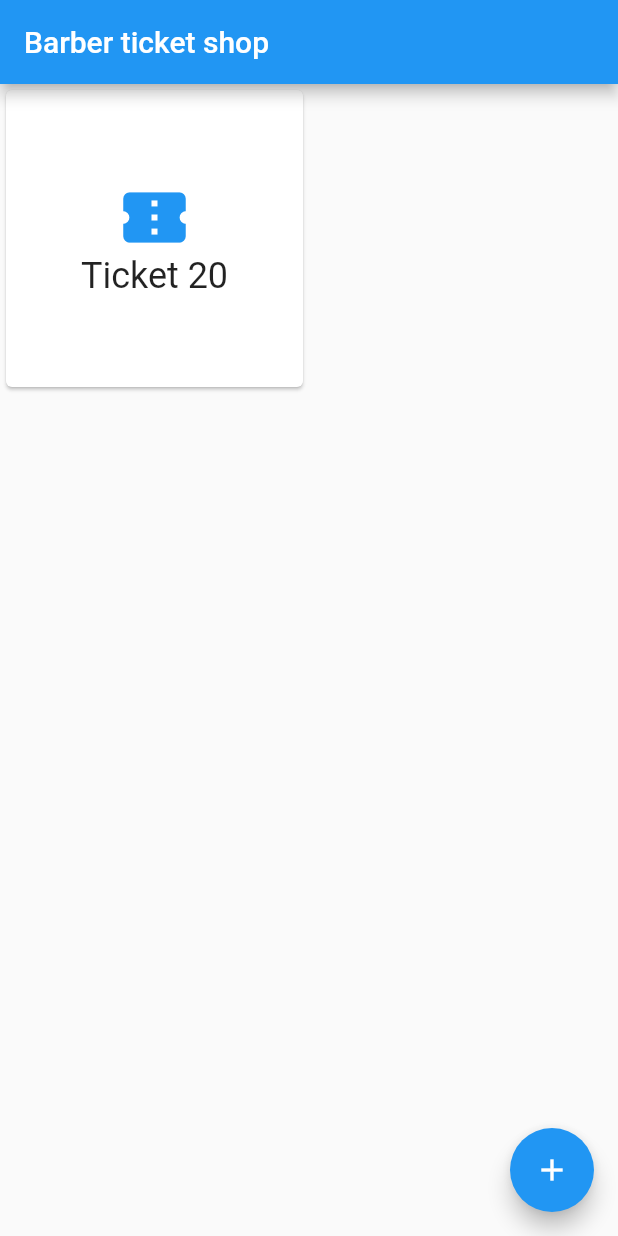
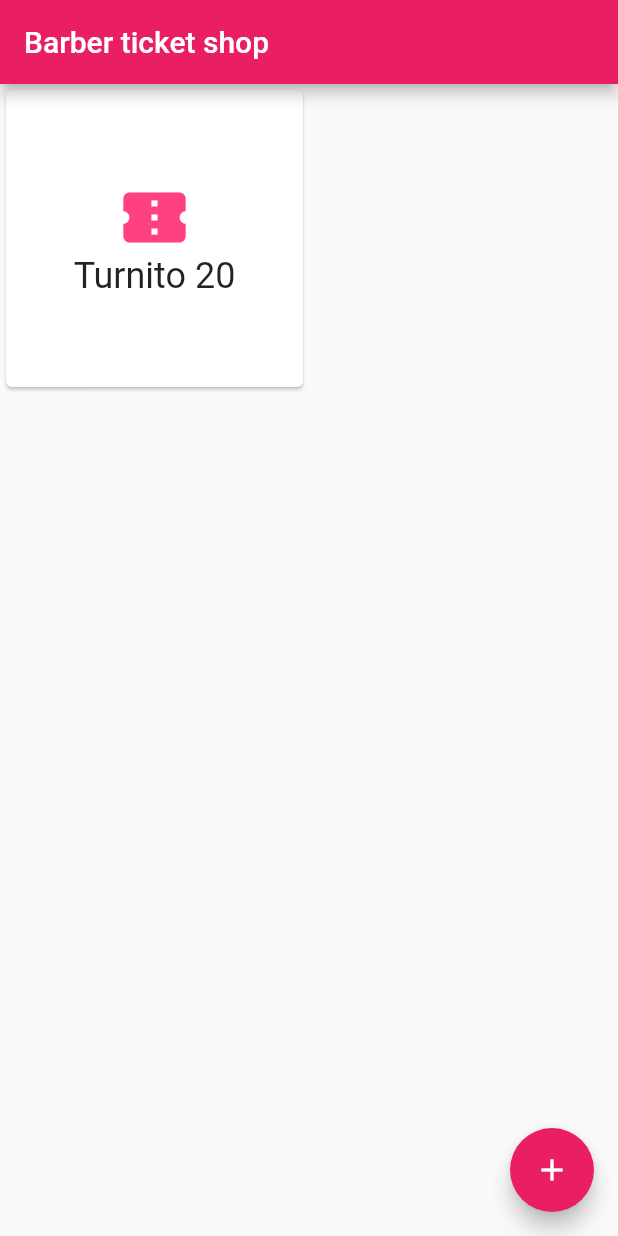
Before and after one commit to steven230500/barber_shop, a Flutter app: the screen it shows after launch, after a tap on the "add" icon, on a phone screen of 412 x 824 dp. Run offline on Flutter 3.47's test engine with Material 2 defaults, Android fonts, the phone set to English and light mode, and no system bars.

Commit message:
Version para chicas

```diff
--- a/lib/main.dart
+++ b/lib/main.dart
@@ -12,7 +12,7 @@ class MyApp extends StatelessWidget {
     return MaterialApp(
       title: 'Barber ticket',
       theme: ThemeData(
-        primarySwatch: Colors.blue,
+        primarySwatch: Colors.pink,
       ),
       home: const MyHomePage(title: 'Barber ticket shop'),
     );
@@ -50,16 +50,18 @@ class _MyHomePageState extends State<MyHomePage> {
       ),
       body: GridView.builder(
         itemCount: tickets.length,
-        gridDelegate: const SliverGridDelegateWithFixedCrossAxisCount(crossAxisCount: 2),
+        gridDelegate:
+            const SliverGridDelegateWithFixedCrossAxisCount(crossAxisCount: 2),
         itemBuilder: (BuildContext context, int index) {
           return Card(
             child: Center(
               child: Column(
                 mainAxisAlignment: MainAxisAlignment.center,
                 children: [
-                  const Icon(Icons.confirmation_num, size: 50, color: Colors.blue),
+                  const Icon(Icons.confirmation_num,
+                      size: 50, color: Colors.pinkAccent),
                   Text(
-                    'Ticket ${tickets[index]}',
+                    'Turnito ${tickets[index]}',
                     style: Theme.of(context).textTheme.headline5,
                   ),
                 ],
```
